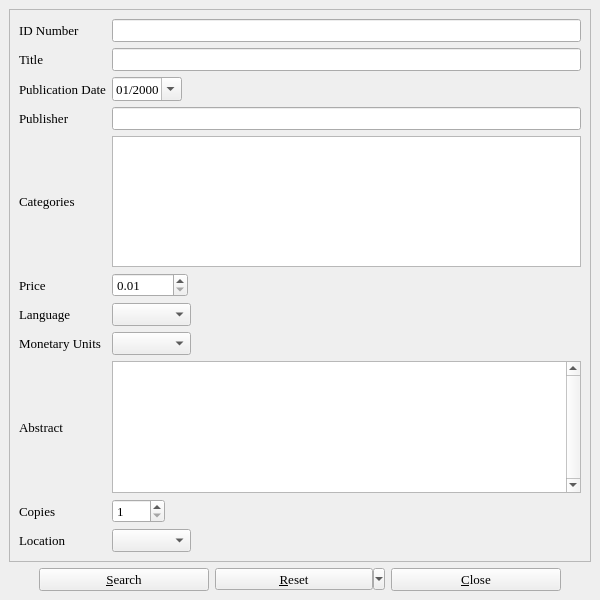
textbrowser/biblioteq, file allinfo.ui: the form before one commit.
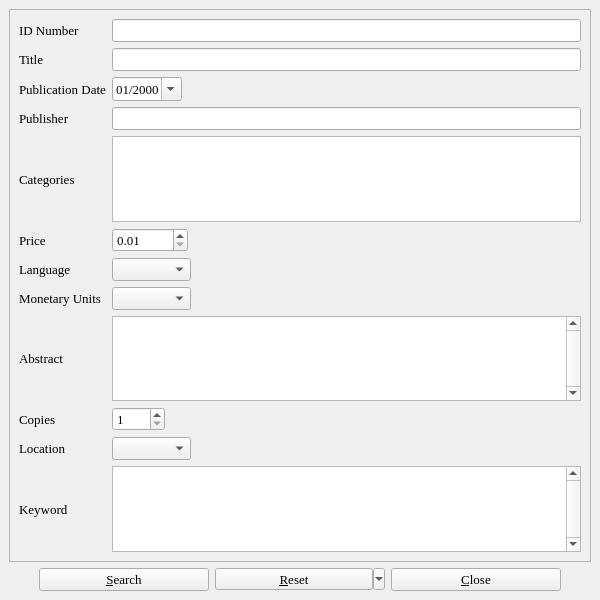
The form after the commit. Icons and pictures are not drawn. Custom widgets are drawn as their Qt base class.

Commit message: Default fonts. Added keyword fields.

Diff of the .ui file:
```diff
--- a/allinfo.ui
+++ b/allinfo.ui
@@ -337,15 +337,35 @@
          </item>
         </layout>
        </item>
+       <item row="11" column="0">
+        <widget class="QLabel" name="label_5">
+         <property name="font">
+          <font>
+           <family>Times</family>
+           <pointsize>10</pointsize>
+          </font>
+         </property>
+         <property name="text">
+          <string>Keyword</string>
+         </property>
+        </widget>
+       </item>
        <item row="4" column="1">
-        <widget class="hyperlinked_text_edit" name="category">
+        <widget class="QTextEdit" name="category">
          <property name="readOnly">
           <bool>false</bool>
          </property>
          <property name="textInteractionFlags">
           <set>Qt::LinksAccessibleByKeyboard|Qt::LinksAccessibleByMouse|Qt::TextBrowserInteraction|Qt::TextEditable|Qt::TextEditorInteraction|Qt::TextSelectableByKeyboard|Qt::TextSelectableByMouse</set>
          </property>
-         <property name="openLinks">
+        </widget>
+       </item>
+       <item row="11" column="1">
+        <widget class="QTextEdit" name="keyword">
+         <property name="verticalScrollBarPolicy">
+          <enum>Qt::ScrollBarAlwaysOn</enum>
+         </property>
+         <property name="acceptRichText">
           <bool>false</bool>
          </property>
         </widget>
@@ -460,13 +480,6 @@
    </layout>
   </widget>
  </widget>
- <customwidgets>
-  <customwidget>
-   <class>hyperlinked_text_edit</class>
-   <extends>QTextBrowser</extends>
-   <header>hyperlinked_text_edit.h</header>
-  </customwidget>
- </customwidgets>
  <tabstops>
   <tabstop>idnumber</tabstop>
   <tabstop>title</tabstop>
```
Left out of the diff: 1 changed line with no effect on the pictures. The commit also changes 12 other files.
